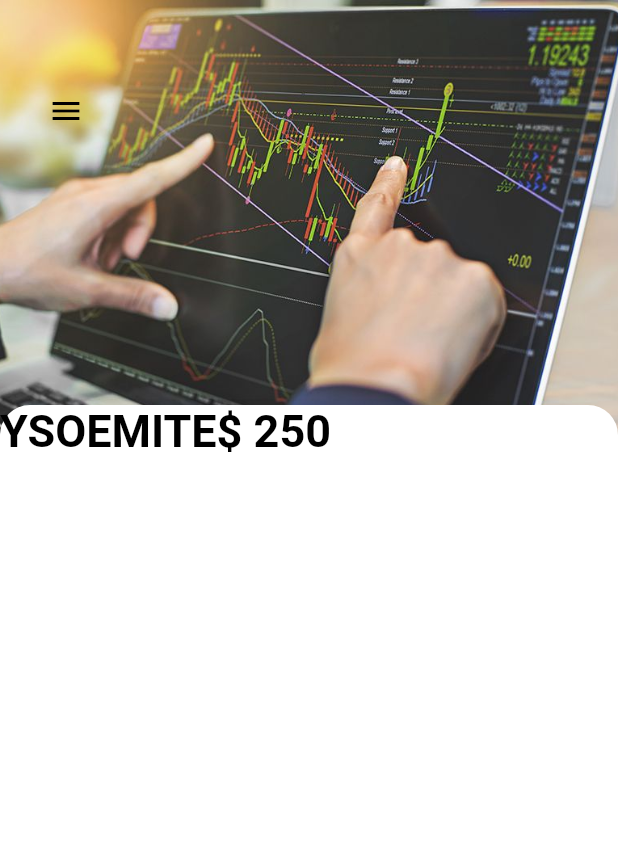
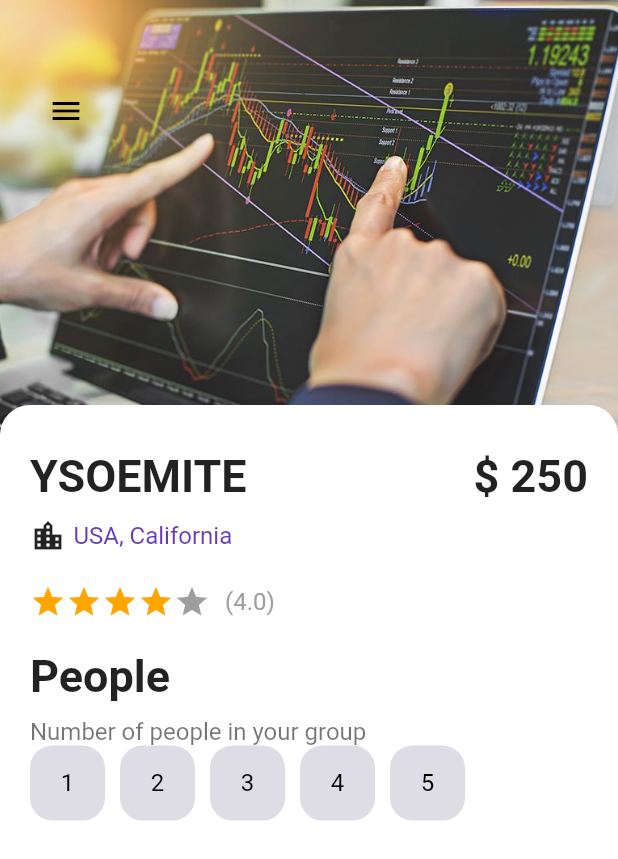
Before and after one commit to 1Gura/temp, a Flutter app: the screen it shows after launch, on a phone screen of 412 x 824 dp. Shown: the top 859 px of the screen. Run offline on Flutter 3.47's test engine with Material 2 defaults, Android fonts, the phone set to English and light mode, and no system bars.

Commit message:
add styles button

```diff
--- a/lib/main.dart
+++ b/lib/main.dart
@@ -1,7 +1,5 @@
 import 'package:flutter/material.dart';
 import 'package:temp/pages/detail_page.dart';
-import 'package:temp/pages/navpages/main_page.dart';
-import 'package:temp/pages/welcome_page.dart';
 
 void main() {
   runApp(const MyApp());
--- a/lib/misc/colors.dart
+++ b/lib/misc/colors.dart
@@ -2,4 +2,5 @@ import 'dart:ui';
 
 class AppColors {
   static const Color textColor1 = Color.fromARGB(200, 255, 255, 255);
+  static const Color backgroundColor1 = Color.fromARGB(255, 222, 221, 229);
 }
--- a/lib/pages/detail_page.dart
+++ b/lib/pages/detail_page.dart
@@ -1,6 +1,8 @@
-import 'package:flutter/cupertino.dart';
 import 'package:flutter/material.dart';
+import 'package:temp/misc/colors.dart';
 import 'package:temp/widgets/app_large_text.dart';
+import 'package:temp/widgets/app_text.dart';
+import 'package:temp/widgets/simple_button.dart';
 
 class DetailPage extends StatefulWidget {
   const DetailPage({Key? key}) : super(key: key);
@@ -10,6 +12,8 @@ class DetailPage extends StatefulWidget {
 }
 
 class _DetailPageState extends State<DetailPage> {
+  int gottenStars = 4;
+
   @override
   Widget build(BuildContext context) {
     return Scaffold(
@@ -24,7 +28,7 @@ class _DetailPageState extends State<DetailPage> {
                 child: Container(
                   width: 200,
                   height: 300,
-                  decoration: BoxDecoration(
+                  decoration: const BoxDecoration(
                       image: DecorationImage(
                           image: AssetImage("assets/img/konvert.jpg"),
                           fit: BoxFit.cover)),
@@ -36,7 +40,7 @@ class _DetailPageState extends State<DetailPage> {
                   children: [
                     IconButton(
                       onPressed: () {},
-                      icon: Icon(Icons.menu),
+                      icon: const Icon(Icons.menu),
                       color: Colors.black,
                     )
                   ],
@@ -44,21 +48,99 @@ class _DetailPageState extends State<DetailPage> {
             Positioned(
                 top: 270,
                 child: Container(
+                  padding: const EdgeInsets.only(left: 20, right: 20, top: 30),
                   width: MediaQuery.of(context).size.width,
                   height: 500,
                   decoration: const BoxDecoration(
-                    color: Colors.white,
+                      color: Colors.white,
                       borderRadius: BorderRadius.only(
                           topLeft: Radius.circular(20),
                           topRight: Radius.circular(20))),
                   child: Column(
+                    crossAxisAlignment: CrossAxisAlignment.start,
                     children: [
                       Row(
+                        mainAxisAlignment: MainAxisAlignment.spaceBetween,
                         children: [
-                          AppLargeText(text: "YSOEMITE", color: Colors.black,),
-                          AppLargeText(text: "\$ 250", color: Colors.black,),
+                          AppLargeText(
+                            text: "YSOEMITE",
+                            color: Colors.black87,
+                          ),
+                          AppLargeText(
+                            text: "\$ 250",
+                            color: Colors.black87,
+                          ),
                         ],
-                      )
+                      ),
+                      const SizedBox(
+                        height: 10,
+                      ),
+                      Row(
+                        children: [
+                          const Icon(Icons.location_city_outlined),
+                          const SizedBox(
+                            width: 5,
+                          ),
+                          AppText(
+                            text: "USA, California",
+                            color: Colors.deepPurple,
+                          )
+                        ],
+                      ),
+                      const SizedBox(
+                        height: 20,
+                      ),
+                      Row(
+                        children: [
+                          Wrap(
+                            children: List.generate(
+                                5,
+                                (index) => Icon(
+                                      Icons.star,
+                                      color: index < gottenStars
+                                          ? Color.fromARGB(255, 255, 165, 0)
+                                          : Colors.grey,
+                                    )),
+                          ),
+                          SizedBox(
+                            width: 10,
+                          ),
+                          AppText(
+                            text: "(4.0)",
+                            color: Colors.grey,
+                          )
+                        ],
+                      ),
+                      const SizedBox(
+                        height: 20,
+                      ),
+                      AppLargeText(
+                        text: "People",
+                        color: Colors.black87,
+                      ),
+                      const SizedBox(
+                        height: 10,
+                      ),
+                      AppText(
+                        text: "Number of people in your group",
+                        color: Colors.black54,
+                      ),
+                      Wrap(
+                        children: List.generate(
+                            5,
+                            (index) => Container(
+                                  margin: const EdgeInsets.only(right: 10),
+                                  child: SimpleButton(
+                                      size: 50,
+                                      color: Colors.black87,
+                                      backgroundColor: AppColors.backgroundColor1,
+                                      borderColor: AppColors.backgroundColor1,
+                                      text: (index + 1).toString()),
+                                )),
+                      ),
+                      const SizedBox(
+                        height: 10,
+                      ),
                     ],
                   ),
                 ))
--- /dev/null
+++ b/lib/widgets/simple_button.dart
@@ -0,0 +1,49 @@
+import 'package:flutter/cupertino.dart';
+import 'package:flutter/material.dart';
+import 'package:temp/widgets/app_text.dart';
+
+class SimpleButton extends StatelessWidget {
+  final Color color;
+  String? text;
+  IconData? icon;
+  final Color backgroundColor;
+  final double size;
+  final Color borderColor;
+  bool isIcon;
+
+  SimpleButton(
+      {Key? key,
+      this.isIcon = false,
+      this.text = "Hi",
+      this.icon,
+      required this.color,
+      required this.backgroundColor,
+      required this.size,
+      required this.borderColor})
+      : super(key: key);
+
+  @override
+  Widget build(BuildContext context) {
+    return Container(
+      width: size,
+      height: size,
+      decoration: BoxDecoration(
+          border: Border.all(color: borderColor),
+          borderRadius: BorderRadius.circular(15),
+          color: backgroundColor),
+      child: isIcon == false
+          ? Center(
+              child: AppText(
+                text: text!,
+                color: Colors.black,
+              ),
+            )
+          : Center(
+              child: Icon(
+                icon,
+                color: color,
+              ),
+            ),
+    );
+  }
+}
```
